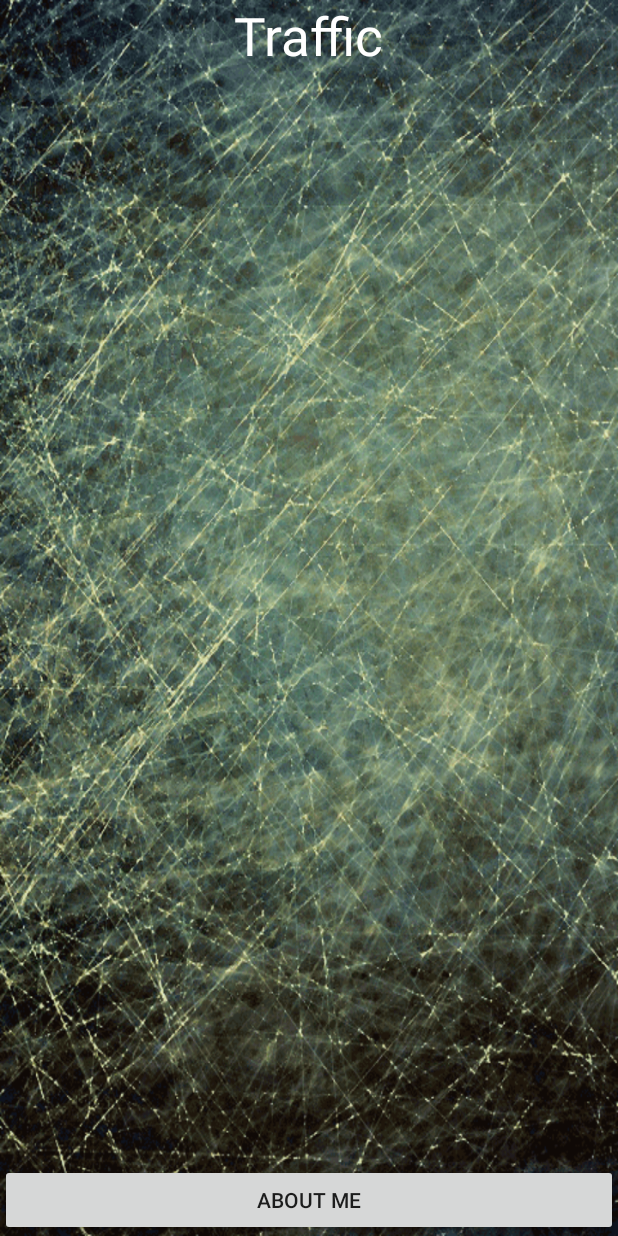
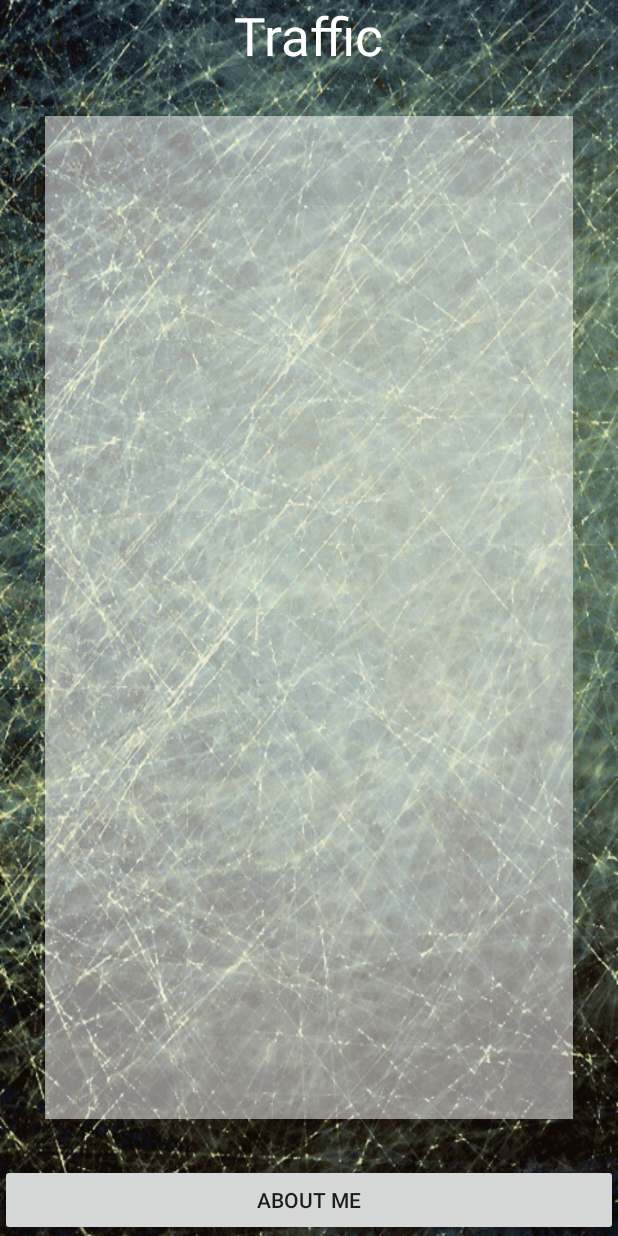
Before and after one commit to Pichit-V/BU_Traffic, an Android app: the screen it shows after launch (MainActivity), on a phone screen of 412 x 824 dp. Run offline under Robolectric (Android 15) with nearby library versions, the phone set to English and light mode, and no system bars.

Commit message:
Sound Effect Successful

```diff
--- a/app/src/main/java/bu/pichit/butraffic/MainActivity.java
+++ b/app/src/main/java/bu/pichit/butraffic/MainActivity.java
@@ -1,13 +1,55 @@
 package bu.pichit.butraffic;
 
+import android.media.MediaPlayer;
 import android.support.v7.app.AppCompatActivity;
 import android.os.Bundle;
+import android.view.View;
+import android.widget.Button;
+import android.widget.ListView;
 
 public class MainActivity extends AppCompatActivity {
+
+    // Explicit ประกาศตัวแปร
+    private ListView trafficListView;
+    private Button aboutMeButton;
+
 
     @Override
     protected void onCreate(Bundle savedInstanceState) {
         super.onCreate(savedInstanceState);
         setContentView(R.layout.activity_main);
+
+        // Bind Widget
+        bindWidget();
+
+
+
+        // Button Controller
+        buttonController();
+
+
+
+
+    }   // Main Method
+
+    private void buttonController() {
+       aboutMeButton.setOnClickListener(new View.OnClickListener() {
+           @Override
+           public void onClick(View v) {
+               // Sound Effect
+               MediaPlayer buttonPlayer = MediaPlayer.create(getBaseContext(), R.raw.cat);
+               buttonPlayer.start();
+
+
+               // Intent to WebView
+
+           }
+       });
+
     }
-}
+
+    private void bindWidget() {
+        trafficListView = (ListView) findViewById(R.id.listView);
+        aboutMeButton = (Button) findViewById(R.id.button);
+    }
+}   // Main Class นี่คือคลาสหลัก
--- a/app/src/main/res/layout/activity_main.xml
+++ b/app/src/main/res/layout/activity_main.xml
@@ -25,7 +25,8 @@
             android:layout_width="match_parent"
             android:layout_height="match_parent"
             android:id="@+id/listView"
-            android:layout_margin="30dp" />
+            android:layout_margin="30dp"
+            android:background="#82ffffff" />
     </LinearLayout>
 
     <Button
```
Also changed, not shown: 1 other file.
